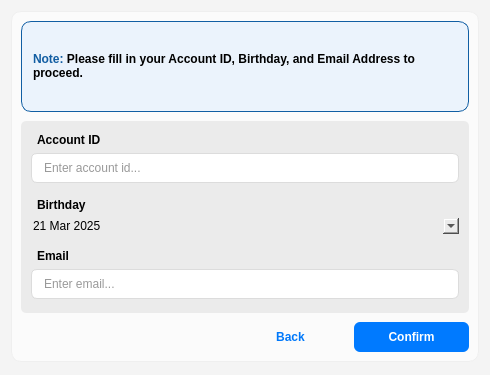
maeven-tapa/cpet8_group8_workspace, file EALS UI/v0.7/ui/forgot_password.ui: the form before one commit.
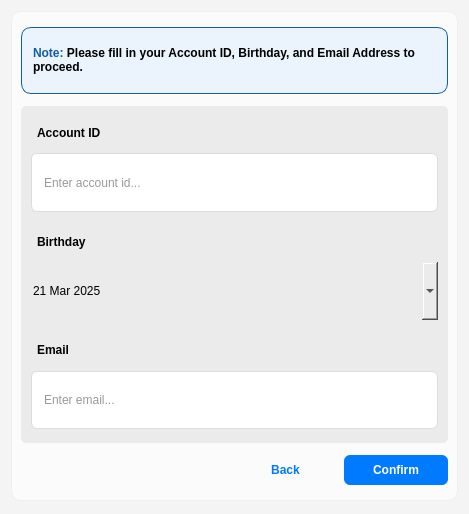
The form after the commit. Icons and pictures are not drawn.

Commit message:
Add change password dialog UI
- Implemented a new dialog for changing passwords.
- The dialog includes fields for current password, new password, and confirmation.
- Added visibility toggle buttons for password fields.
- Styled the dialog with custom colors and layouts for better user experience.

Diff of the .ui file:
```diff
--- a/EALS UI/v0.7/ui/forgot_password.ui
+++ b/EALS UI/v0.7/ui/forgot_password.ui
@@ -6,8 +6,8 @@
    <rect>
     <x>0</x>
     <y>0</y>
-    <width>490</width>
-    <height>375</height>
+    <width>469</width>
+    <height>514</height>
    </rect>
   </property>
   <property name="sizePolicy">
@@ -55,21 +55,21 @@
          <number>0</number>
         </property>
         <widget class="QWidget" name="fp_page_1">
-         <layout class="QGridLayout" name="gridLayout_3" rowstretch="3,5,0" columnstretch="0,0,1">
+         <layout class="QGridLayout" name="gridLayout_3" rowstretch="1,5,0" columnstretch="0,0,1">
           <property name="leftMargin">
            <number>0</number>
           </property>
           <property name="topMargin">
-           <number>0</number>
+           <number>6</number>
           </property>
           <property name="rightMargin">
            <number>0</number>
           </property>
           <property name="bottomMargin">
-           <number>0</number>
+           <number>6</number>
           </property>
           <property name="verticalSpacing">
-           <number>9</number>
+           <number>12</number>
           </property>
           <item row="0" column="0" colspan="3">
            <widget class="QLabel" name="fp_page1_note">
@@ -118,7 +118,7 @@
              <string notr="true">background-color: rgb(235, 235, 235);
 border-radius: 5px;</string>
             </property>
-            <layout class="QVBoxLayout" name="verticalLayout" stretch="0,0,0,0,0,0,0,0">
+            <layout class="QVBoxLayout" name="verticalLayout" stretch="1,2,1,1,2,1,1,2">
              <property name="spacing">
               <number>6</number>
              </property>
```
The commit also changes 2 other files.
